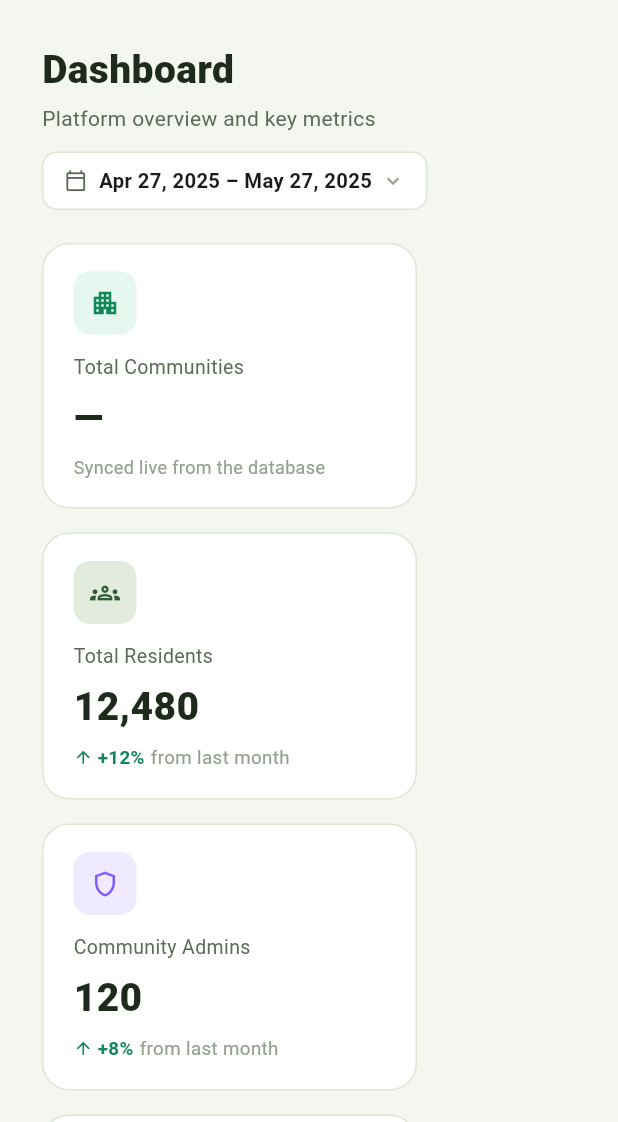
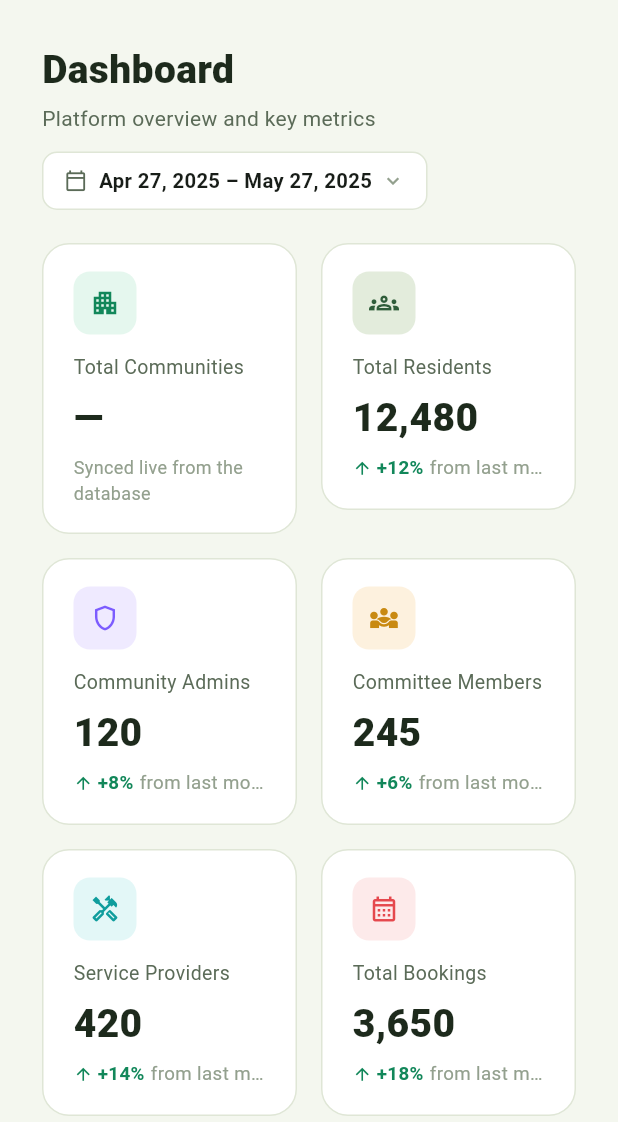
Before and after one commit to Jathin4/neighbourhood-, a Flutter app: the AdminShell screen opened directly, on a phone screen of 412 x 824 dp, the part 114-1236 px from its top. Run offline on Flutter 3.47's test engine with Material 3 defaults, Android fonts, the phone set to English and light mode, and no system bars; our stand-ins replace dio, flutter_riverpod, flutter_secure_storage, go_router; accounts and stored records are empty; network calls fail.

Commit message:
Super Admin dashboard: stat cards flow side by side instead of stacking
Cards had a fixed 250px width, so a phone-width Wrap only fit one per
row. Size is now computed from available width (2-4 columns) via
LayoutBuilder.

Co-Authored-By: Claude Sonnet 5 <noreply@anthropic.com>

```diff
--- a/app/lib/src/features/super_admin/dashboard_page.dart
+++ b/app/lib/src/features/super_admin/dashboard_page.dart
@@ -40,11 +40,17 @@ class DashboardPage extends ConsumerWidget {
           ],
         ),
         const SizedBox(height: 22),
-        Wrap(
-          spacing: 16,
-          runSpacing: 16,
+        LayoutBuilder(
+          builder: (context, constraints) {
+            const spacing = 16.0;
+            final columns = (constraints.maxWidth / 230).floor().clamp(2, 4);
+            final cardWidth = (constraints.maxWidth - spacing * (columns - 1)) / columns;
+            return Wrap(
+              spacing: spacing,
+              runSpacing: spacing,
               children: [
                 _StatCard(
+                  width: cardWidth,
                   label: 'Total Communities',
                   value: communities.maybeWhen(data: (l) => '${l.length}', orElse: () => '—'),
                   caption: 'Synced live from the database',
@@ -54,6 +60,7 @@ class DashboardPage extends ConsumerWidget {
                 ),
                 for (final s in mockStats)
                   _StatCard(
+                    width: cardWidth,
                     label: s.label,
                     value: s.value,
                     delta: s.delta,
@@ -63,6 +70,8 @@ class DashboardPage extends ConsumerWidget {
                     fg: s.fg,
                   ),
               ],
+            );
+          },
         ),
         const SizedBox(height: 20),
         wide
@@ -179,6 +188,7 @@ class _Card extends StatelessWidget {
 
 class _StatCard extends StatelessWidget {
   const _StatCard({
+    required this.width,
     required this.label,
     required this.value,
     required this.icon,
@@ -189,6 +199,7 @@ class _StatCard extends StatelessWidget {
     this.caption,
   });
 
+  final double width;
   final String label, value;
   final String? delta, caption;
   final bool up;
@@ -198,7 +209,7 @@ class _StatCard extends StatelessWidget {
   @override
   Widget build(BuildContext context) {
     return Container(
-      width: 250,
+      width: width,
       padding: const EdgeInsets.symmetric(horizontal: 20, vertical: 18),
       decoration: BoxDecoration(
         color: AC.surface,
```
Lines whose indentation alone changed are shown as unchanged.
